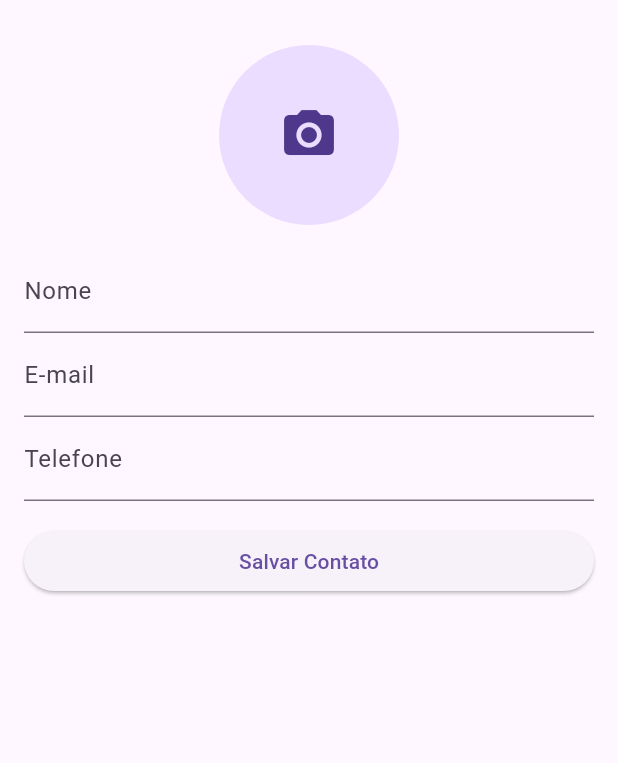
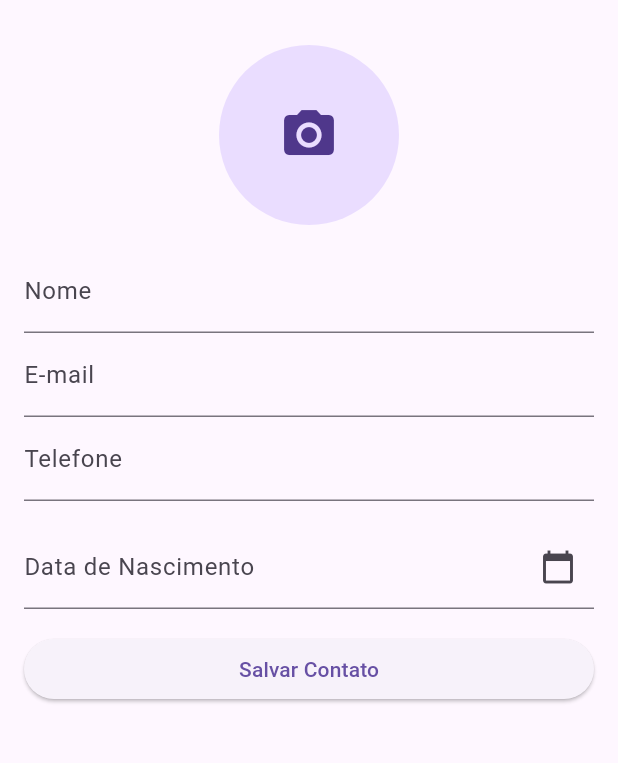
Before and after one commit to DiogoCoelho0000/AMOVMeta2, a Flutter app: the ContactScreen screen opened by its route, after a tap on the "add" icon, on a phone screen of 412 x 824 dp, the part 63-826 px from its top. Run offline on Flutter 3.47's test engine with Material 3 defaults, Android fonts, the phone set to English and light mode, and no system bars; our stand-ins replace flutter_map, image_picker, latlong2, location, sqflite, sqflite_common_ffi; accounts and stored records are empty.

```diff
--- a/lib/models/contact.dart
+++ b/lib/models/contact.dart
@@ -5,11 +5,10 @@ class Contact {
   final String name;
   final String email;
   final String phone;
-  final String? imagePath; // Caminho da imagem
+  final String? imagePath;
   final String? photo; // Novo atributo opcional para armazenar o caminho da foto
-  final String? birthDate;
-  final List<LocationModel>? locations; // Adicionar lista de localizações
-
+  final String? birthDate; // Data de nascimento
+  final List<LocationModel>? locations; // Lista de localizações
 
   Contact({
     this.id,
@@ -18,7 +17,7 @@ class Contact {
     required this.phone,
     this.imagePath,
     this.photo,
-    this.birthDate,
+    this.birthDate,  // Incluindo o campo de data de nascimento
     this.locations,
   });
 
@@ -29,7 +28,7 @@ class Contact {
       'email': email,
       'phone': phone,
       'imagePath': imagePath,
-      'birthDate': birthDate,
+      'birthDate': birthDate,  // Salvando a data de nascimento
     };
   }
 
@@ -40,7 +39,7 @@ class Contact {
       email: map['email'],
       phone: map['phone'],
       imagePath: map['imagePath'],
-      birthDate: map['birthDate'],
+      birthDate: map['birthDate'],  // Recuperando a data de nascimento
       locations: locations,
     );
   }
--- a/lib/screens/contact_details.dart
+++ b/lib/screens/contact_details.dart
@@ -15,6 +15,7 @@ class _ContactDetailsState extends State<ContactDetails> {
   String _name = '';
   String _email = '';
   String _phone = '';
+  String? _birthDate;
 
   @override
   void initState() {
@@ -23,6 +24,7 @@ class _ContactDetailsState extends State<ContactDetails> {
       _name = widget.contact!.name;
       _email = widget.contact!.email;
       _phone = widget.contact!.phone;
+      _birthDate = widget.contact!.birthDate; // Carregando a data de nascimento
     }
   }
 
@@ -35,6 +37,7 @@ class _ContactDetailsState extends State<ContactDetails> {
         name: _name,
         email: _email,
         phone: _phone,
+        birthDate: _birthDate, // Salvando a data de nascimento
       );
 
       Navigator.pop(context, contact); // Retorna o contato criado ou editado
@@ -72,6 +75,11 @@ class _ContactDetailsState extends State<ContactDetails> {
                 value == null || value.isEmpty ? 'Digite o telefone' : null,
                 onSaved: (value) => _phone = value!,
               ),
+              TextFormField(
+                initialValue: _birthDate,
+                decoration: InputDecoration(labelText: 'Data de Nascimento'),
+                onSaved: (value) => _birthDate = value,
+              ),
               SizedBox(height: 16),
               ElevatedButton(
                 onPressed: _saveContact,
--- a/lib/screens/contact_form.dart
+++ b/lib/screens/contact_form.dart
@@ -20,6 +20,7 @@ class _ContactFormScreenState extends State<ContactFormScreen> {
   String _email = '';
   String _phone = '';
   String? _imagePath;
+  String? _birthDate; // Adicionando o campo de data de nascimento
 
   @override
   void initState() {
@@ -29,6 +30,7 @@ class _ContactFormScreenState extends State<ContactFormScreen> {
       _email = widget.contact!.email;
       _phone = widget.contact!.phone;
       _imagePath = widget.contact!.imagePath;
+      _birthDate = widget.contact!.birthDate; // Carregar a data de nascimento
     }
   }
 
@@ -50,6 +52,20 @@ class _ContactFormScreenState extends State<ContactFormScreen> {
     }
   }
 
+  Future<void> _selectBirthDate() async {
+    DateTime? pickedDate = await showDatePicker(
+      context: context,
+      initialDate: DateTime.now(),
+      firstDate: DateTime(1900),
+      lastDate: DateTime.now(),
+    );
+    if (pickedDate != null) {
+      setState(() {
+        _birthDate = "${pickedDate.toLocal()}".split(' ')[0]; // Formato YYYY-MM-DD
+      });
+    }
+  }
+
   void _saveContact() {
     if (_formKey.currentState!.validate()) {
       _formKey.currentState!.save();
@@ -60,6 +76,7 @@ class _ContactFormScreenState extends State<ContactFormScreen> {
         email: _email,
         phone: _phone,
         imagePath: _imagePath,
+        birthDate: _birthDate, // Salvar a data de nascimento
       );
 
       Navigator.pop(context, contact);
@@ -141,6 +158,18 @@ class _ContactFormScreenState extends State<ContactFormScreen> {
                 onSaved: (value) => _phone = value!,
               ),
               SizedBox(height: 16),
+              // Campo de data de nascimento
+              TextFormField(
+                initialValue: _birthDate,
+                decoration: InputDecoration(
+                  labelText: 'Data de Nascimento',
+                  hintText: 'Selecione a data',
+                  suffixIcon: Icon(Icons.calendar_today),
+                ),
+                readOnly: true,
+                onTap: _selectBirthDate,
+              ),
+              SizedBox(height: 16),
               ElevatedButton(
                 onPressed: _saveContact,
                 child: Text('Salvar Contato'),
--- a/lib/widgets/contact_card.dart
+++ b/lib/widgets/contact_card.dart
@@ -24,7 +24,7 @@ class ContactCard extends StatelessWidget {
           child: contact.imagePath == null ? Icon(Icons.person) : null,
         ),
         title: Text(contact.name),
-        subtitle: Text(contact.phone),
+        subtitle: Text('${contact.phone}\n${contact.birthDate ?? ''}'), // Exibindo a data de nascimento
         trailing: Row(
           mainAxisSize: MainAxisSize.min,
           children: [
```
Also changed, not shown: lib/screens/contact_screen.dart (+10 -2 lines), lib/utils/database_helper.dart (+98 -118 lines), lib/utils/location_helper.dart (deleted, +0 -33 lines), lib/models/location.dart (line endings or trailing spaces).
